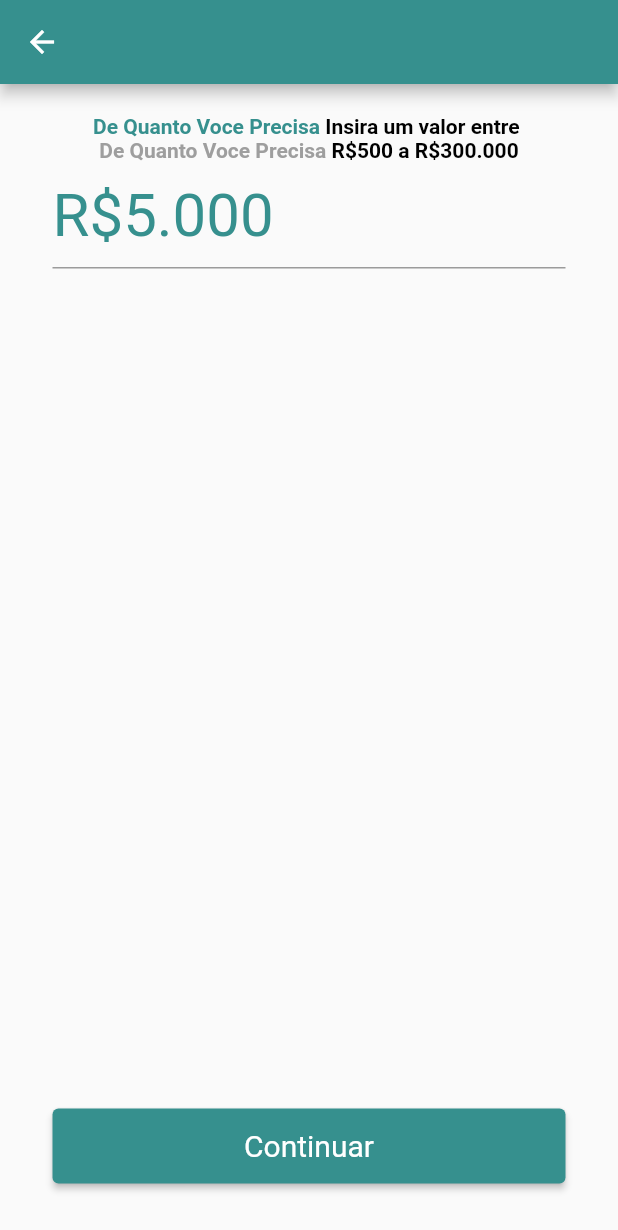
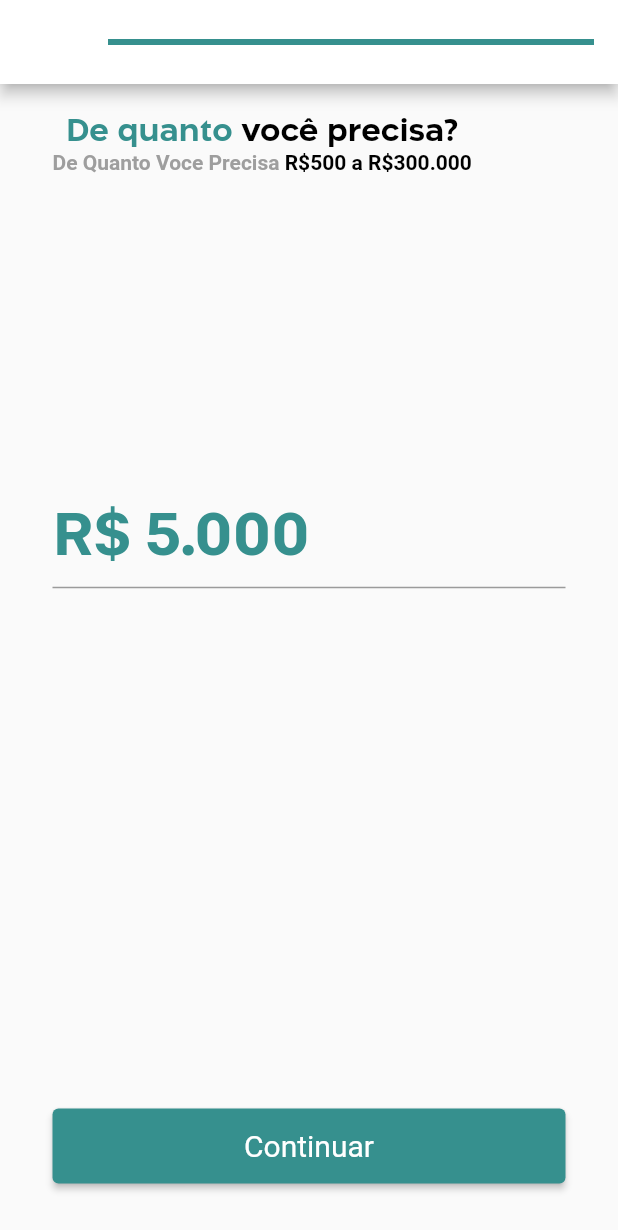
Before and after one commit to artbarbosa/credit_simulator, a Flutter app: the screen it shows after launch, after a tap on "Continuar", on a phone screen of 412 x 824 dp. Shown: the top 1230 px of the screen. Run offline on Flutter 3.47's test engine with Material 2 defaults, Android fonts, the phone set to English and light mode, and no system bars; our stand-ins replace dio, get_it; accounts and stored records are empty.

Commit message:
Initial Commit

```diff
--- a/lib/src/modules/credit/submodules/simulator_credit/ui/input_amount/page/input_amount_page.dart
+++ b/lib/src/modules/credit/submodules/simulator_credit/ui/input_amount/page/input_amount_page.dart
@@ -15,7 +15,13 @@
     final controller = InputAmountController();
     final currentSize = MediaQuery.of(context).size;
     return Scaffold(
-      appBar: AppBar(),
+      appBar: AppBar(
+        backgroundColor: Colors.white,
+        centerTitle: true,
+        title: const LinearProgressIndicator(
+          value: 0.33,
+        ),
+      ),
       body: Form(
         key: controller.formKey,
         child: Padding(
@@ -23,21 +29,31 @@
               const EdgeInsets.only(left: 35, right: 35, bottom: 35, top: 20),
           child: Column(
             mainAxisAlignment: MainAxisAlignment.spaceBetween,
+            crossAxisAlignment: CrossAxisAlignment.start,
             children: [
-              Column(
+              SizedBox(
+                height: currentSize.height * 0.3,
+                child: Column(
                   children: [
                     RichText(
                       text: const TextSpan(
-                      text: 'De Quanto Voce Precisa ',
+                        text: 'De quanto ',
                         style: TextStyle(
+                          fontSize: 20,
+                          fontFamily: 'Aftika',
                           color: AppColorsConst.primary,
-                          fontWeight: FontWeight.bold),
+                          fontWeight: FontWeight.bold,
+                        ),
                         children: [
                           TextSpan(
-                            text: 'Insira um valor entre ',
+                            text: 'você precisa?',
                             style: TextStyle(
+                              fontSize: 20,
+                              fontFamily: 'Aftika',
                               color: Colors.black,
-                            )),
+                              fontWeight: FontWeight.bold,
+                            ),
+                          ),
                         ],
                       ),
                     ),
@@ -50,7 +66,8 @@
                           TextSpan(
                             text: 'R\$500',
                             style: TextStyle(
-                              color: Colors.black, fontWeight: FontWeight.bold),
+                                color: Colors.black,
+                                fontWeight: FontWeight.bold),
                           ),
                           TextSpan(
                             text: ' a ',
@@ -59,16 +76,19 @@
                           TextSpan(
                             text: 'R\$300.000',
                             style: TextStyle(
-                              color: Colors.black, fontWeight: FontWeight.bold),
+                                color: Colors.black,
+                                fontWeight: FontWeight.bold),
                           ),
                         ],
                       ),
                     ),
                   ],
                 ),
+              ),
               TextFormField(
                 initialValue: '5.000',
                 style: const TextStyle(
+                  fontFamily: 'Abitare',
                   fontSize: 40,
                   color: AppColorsConst.primary,
                 ),
@@ -85,7 +105,7 @@
                 ],
                 decoration: const InputDecoration(
                     prefix: Text(
-                  'R\$',
+                  'R\$ ',
                   style: TextStyle(color: AppColorsConst.primary),
                 )),
               ),
--- a/lib/src/modules/credit/submodules/simulator_credit/ui/input_user/page/input_user_page.dart
+++ b/lib/src/modules/credit/submodules/simulator_credit/ui/input_user/page/input_user_page.dart
@@ -24,24 +24,61 @@
             crossAxisAlignment: CrossAxisAlignment.start,
             children: [
               SizedBox(
-                height: currentSize.height * 0.4,
+                height: currentSize.height * 0.35,
                 child: Image.asset('assets/images/input_user_image.png'),
               ),
               RichText(
                 text: const TextSpan(
                   text: 'Simule ',
                   style: TextStyle(
-                      color: Colors.black, fontWeight: FontWeight.bold),
+                    fontSize: 25,
+                    fontFamily: 'Aftika',
+                    color: Colors.black,
+                    fontWeight: FontWeight.bold,
+                  ),
                   children: [
                     TextSpan(
-                        text: ' Agora',
-                        style: TextStyle(
-                            color: AppColorsConst.primary,
-                            fontWeight: FontWeight.bold)),
+                      text: 'agora',
+                      style: TextStyle(
+                        fontSize: 25,
+                        fontFamily: 'Aftika',
+                        color: AppColorsConst.primary,
+                        fontWeight: FontWeight.bold,
+                      ),
+                    ),
                   ],
                 ),
               ),
-              const Text('Crédito rápido, fácil e seguro! :)'),
+              const SizedBox(height: 4),
+              const Text(
+                'Crédito rápido, fácil e seguro! :)',
+                style: TextStyle(
+                  fontSize: 15,
+                  fontFamily: 'Vayu',
+                  color: Color(0xFF323436),
+                ),
+              ),
+              const SizedBox(height: 20),
+              RichText(
+                text: const TextSpan(
+                  text: 'Qual seu',
+                  style: TextStyle(
+                    fontSize: 15,
+                    fontFamily: 'Vayu',
+                    color: Color(0xFF323436),
+                  ),
+                  children: [
+                    TextSpan(
+                      text: ' nome completo?',
+                      style: TextStyle(
+                        fontSize: 15,
+                        color: Colors.black,
+                        fontWeight: FontWeight.bold,
+                      ),
+                    ),
+                  ],
+                ),
+              ),
               TextFormField(
                 autofocus: true,
                 keyboardType: TextInputType.name,
@@ -53,7 +90,27 @@
                   controller.fullName = fullname!;
                 },
               ),
-              const SizedBox(height: 20),
+              const SizedBox(height: 10),
+              RichText(
+                text: const TextSpan(
+                  text: 'E seu',
+                  style: TextStyle(
+                    fontSize: 15,
+                    fontFamily: 'Vayu',
+                    color: Color(0xFF323436),
+                  ),
+                  children: [
+                    TextSpan(
+                      text: 'e-mail?',
+                      style: TextStyle(
+                        fontSize: 15,
+                        color: Colors.black,
+                        fontWeight: FontWeight.bold,
+                      ),
+                    ),
+                  ],
+                ),
+              ),
               TextFormField(
                 autofocus: true,
                 keyboardType: TextInputType.emailAddress,
```
Also changed, not shown: pubspec.yaml (+13 -2 lines), assets/fonts/AbitareSans-700.ttf (added), assets/fonts/VayuSans-Bold.ttf (added), assets/fonts/aftika_bold.ttf (added). Lines whose indentation alone changed are shown as unchanged.
